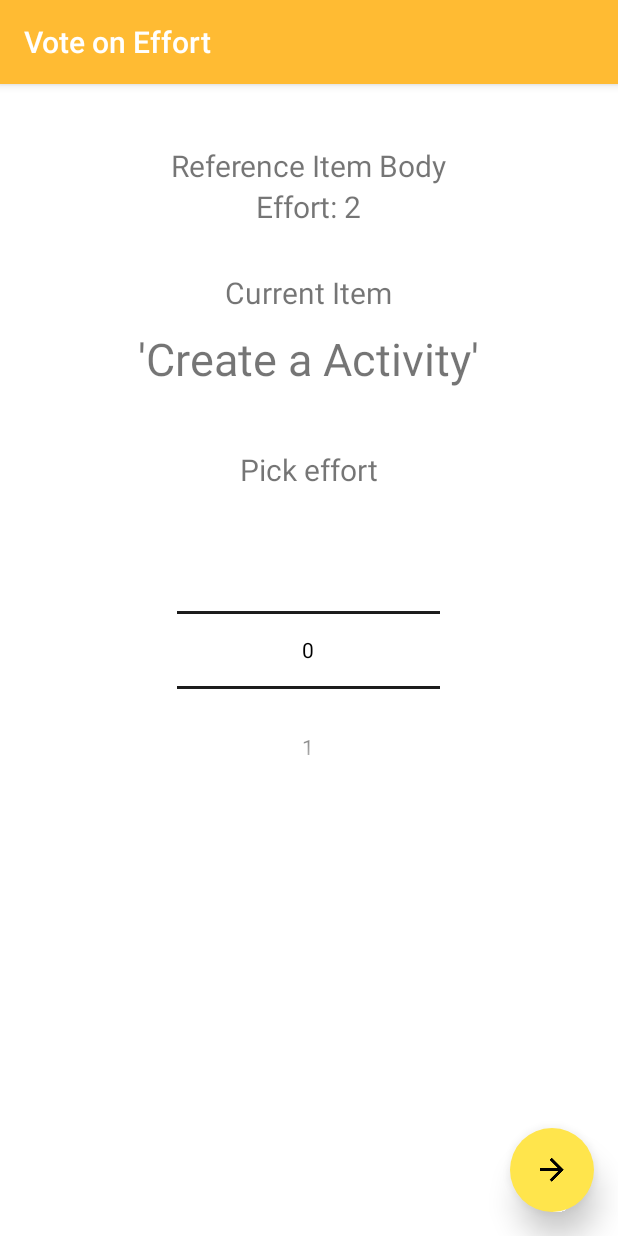
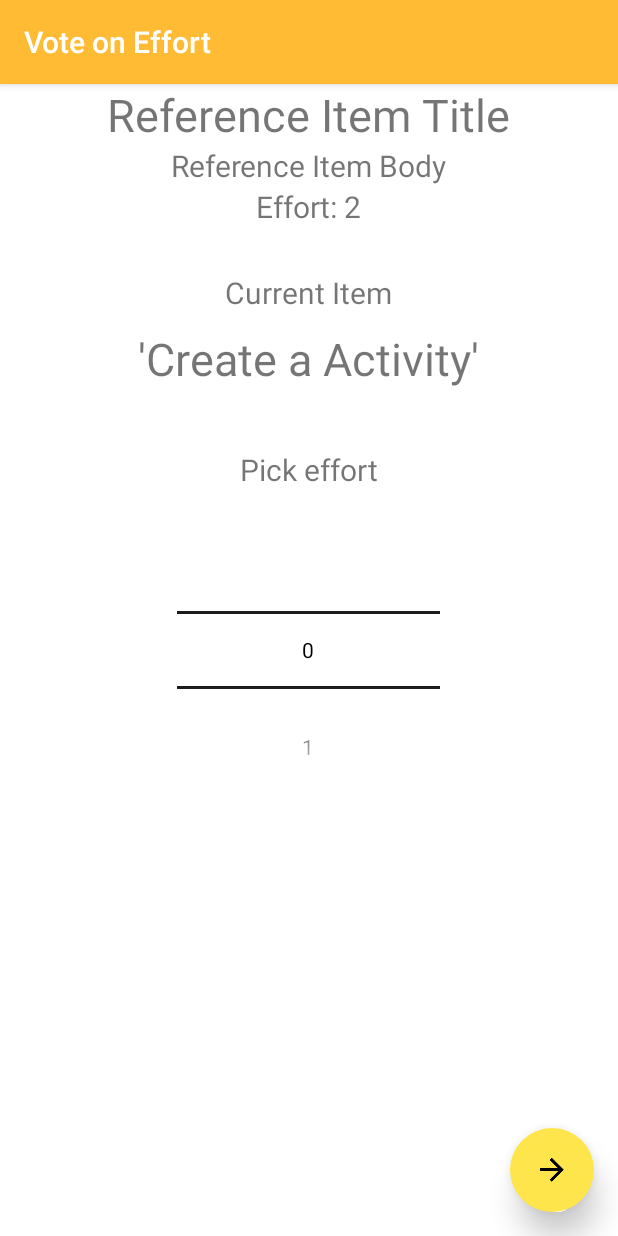
Before and after one commit to Kemekaze/EDA397G1, an Android app: the VoteActivity screen opened directly, with no data from a screen before it, on a phone screen of 412 x 824 dp. Run offline under Robolectric (Android 15) with nearby library versions, the phone set to English and light mode, and no system bars.

```diff
--- a/app/src/main/java/chalmers/eda397g1/ui/VoteActivity.java
+++ b/app/src/main/java/chalmers/eda397g1/ui/VoteActivity.java
@@ -71,10 +71,10 @@ public class VoteActivity extends AppCompatActivity {
         });
 
         //Get the reference item
-        Bundle b = getIntent().getExtras();
-        referenceItemTitle =   b.getString("id");
-        referenceItemView = (TextView) findViewById(R.id.referenceItemTitle);
-        referenceItemView.setText(referenceItemTitle);
+        //Bundle b = getIntent().getExtras();
+        //referenceItemTitle =   b.getString("id");
+        //referenceItemView = (TextView) findViewById(R.id.referenceItemTitle);
+        //referenceItemView.setText(referenceItemTitle);
 
     }
 
```
Also changed, not shown: app/src/main/java/chalmers/eda397g1/ui/VoteOnLowestEffortActivity.java (+11 -6 lines).
